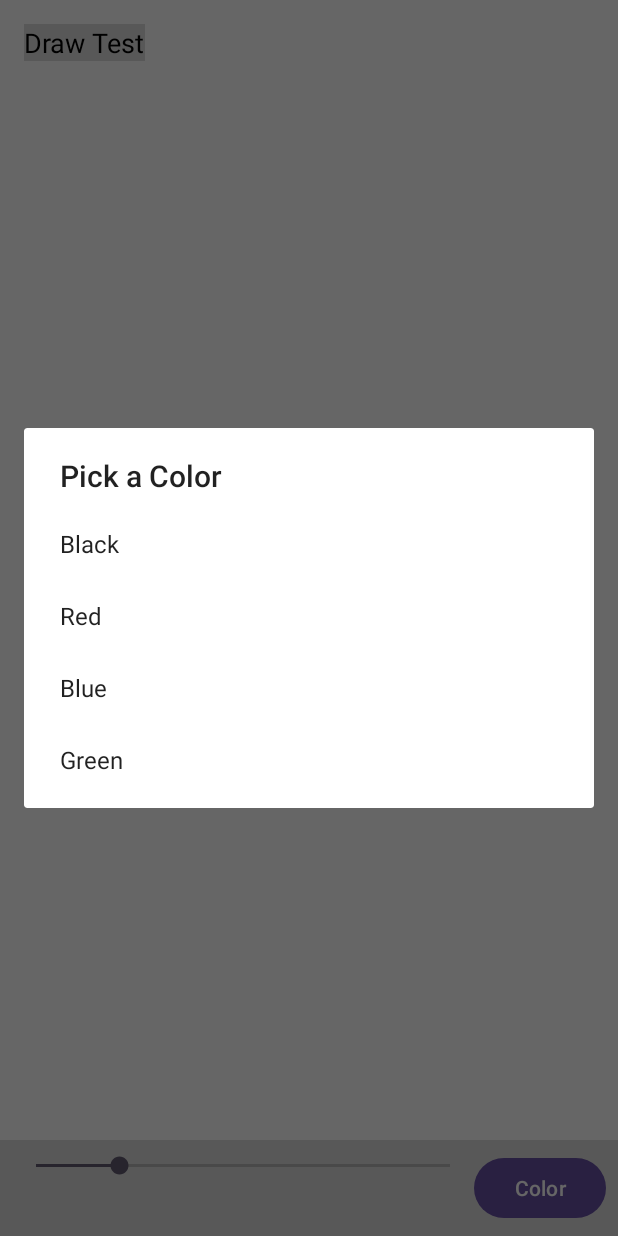
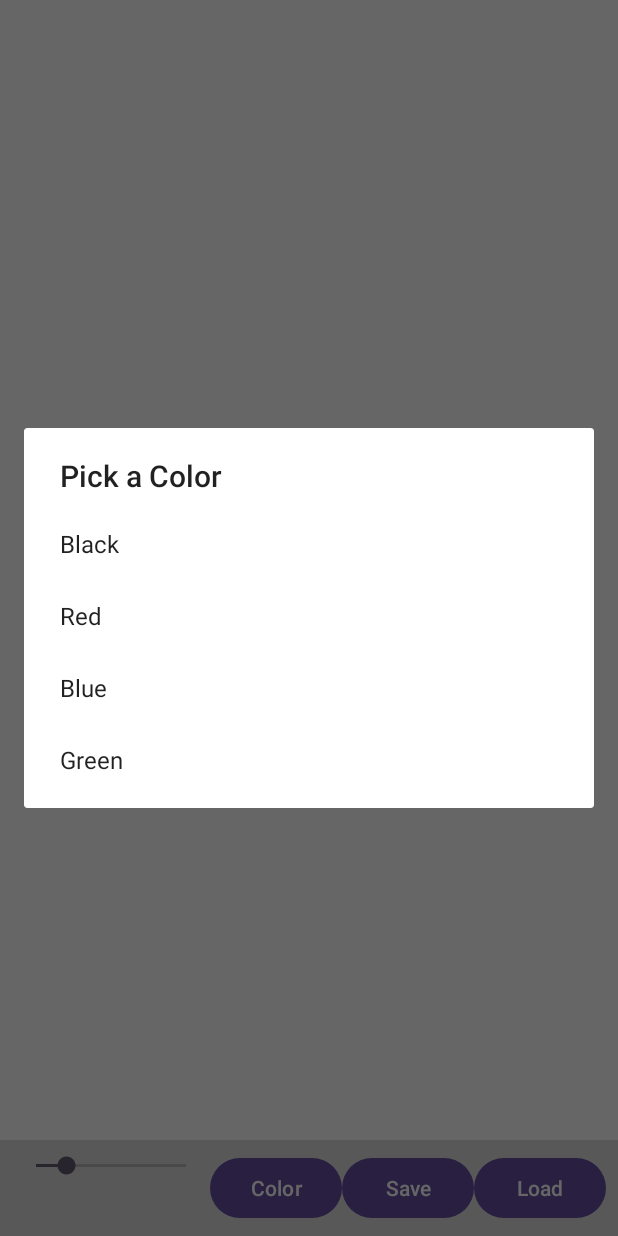
Before and after one commit to CS4530-S2025/android-drawing-project-scp, an Android app: the screen it shows after launch (DrawActivity), after a tap on "Color", on a phone screen of 412 x 824 dp. Run offline under Robolectric (Android 15) with nearby library versions, the phone set to English and light mode, and no system bars.

Commit message:
Fulfilled all the basic requirements. Drawing data is maintained when rotating the screen but we haven't made the buttons reorient yet but the assignment didn't say we needed to do that so we didn't focus on that yet. Also started working on file saving and loading, the stretch goal, but that doesn't quite work yet. Also we weren't sure how many tests to do so we just did some for basic drawing on the canvas. This is the final submission for phase 1.

```diff
--- a/app/src/main/java/com/example/drawingapp/model/CustomCanvas.kt
+++ b/app/src/main/java/com/example/drawingapp/model/CustomCanvas.kt
@@ -1,20 +1,15 @@
 package com.example.drawingapp.model
 
 import android.content.Context
-import android.graphics.Canvas
-import android.graphics.Color
-import android.graphics.Paint
-import android.graphics.Path
+import android.graphics.*
 import android.util.AttributeSet
 import android.view.MotionEvent
 import android.view.View
 
 class CustomCanvas(context: Context, attrs: AttributeSet?) : View(context, attrs) {
 
-    // Data class to hold Path and its Paint
     private data class Stroke(val path: Path, val paint: Paint)
 
-    // List to store all strokes
     private val strokes = mutableListOf<Stroke>()
     private var currentPath = Path()
     private var currentPaint = Paint().apply {
@@ -22,31 +17,29 @@ class CustomCanvas(context: Context, attrs: AttributeSet?) : View(context, attrs
         style = Paint.Style.STROKE
         strokeJoin = Paint.Join.ROUND
         strokeCap = Paint.Cap.ROUND
-        strokeWidth = 10f  // Default size
+        strokeWidth = 10f
+        color = Color.BLACK
     }
 
-    private var path: Path = Path()
-    private var brushSettings = BrushSettings()
+    private lateinit var bitmap: Bitmap
+    private lateinit var canvasBitmap: Canvas
 
-    // Update brush settings for new strokes only
-    fun updateBrush(color: Int, size: Float) {
-        currentPaint.color = color
-        currentPaint.strokeWidth = size
-    }
+    override fun onSizeChanged(width: Int, height: Int, oldWidth: Int, oldHeight: Int) {
+        super.onSizeChanged(width, height, oldWidth, oldHeight)
 
-    fun getCurrentBrushColor(): Int {
-        return currentPaint.color
+        bitmap = Bitmap.createBitmap(width, height, Bitmap.Config.ARGB_8888)
+        canvasBitmap = Canvas(bitmap)
+        canvasBitmap.drawColor(Color.WHITE)
     }
 
     override fun onDraw(canvas: Canvas) {
         super.onDraw(canvas)
 
-        // Draw all stored strokes
+        canvas.drawBitmap(bitmap, 0f, 0f, null)
         for (stroke in strokes) {
             canvas.drawPath(stroke.path, stroke.paint)
         }
 
-        // Draw the current active path
         canvas.drawPath(currentPath, currentPaint)
     }
 
@@ -58,18 +51,38 @@ class CustomCanvas(context: Context, attrs: AttributeSet?) : View(context, attrs
             MotionEvent.ACTION_DOWN -> {
                 currentPath = Path()
                 currentPath.moveTo(x, y)
-                // Create a new Paint object for this stroke
                 val newPaint = Paint(currentPaint)
                 strokes.add(Stroke(currentPath, newPaint))
             }
             MotionEvent.ACTION_MOVE -> {
                 currentPath.lineTo(x, y)
+                canvasBitmap.drawPath(currentPath, currentPaint)
             }
             MotionEvent.ACTION_UP -> {
+                currentPath.reset()
             }
         }
 
-        invalidate() // Redraw the canvas
+        invalidate()
         return true
     }
+
+    fun getBitmap(): Bitmap {
+        return bitmap.copy(Bitmap.Config.ARGB_8888, false)
+    }
+
+    fun loadBitmap(savedBitmap: Bitmap) {
+        bitmap = savedBitmap.copy(Bitmap.Config.ARGB_8888, true)
+        canvasBitmap.setBitmap(bitmap)
+        invalidate()
+    }
+
+    fun updateBrush(color: Int, size: Float) {
+        currentPaint.color = color
+        currentPaint.strokeWidth = size
+    }
+
+    fun getCurrentBrushColor(): Int {
+        return currentPaint.color
+    }
 }
--- a/app/src/main/java/com/example/drawingapp/viewmodel/DrawViewModel.kt
+++ b/app/src/main/java/com/example/drawingapp/viewmodel/DrawViewModel.kt
@@ -1,7 +1,32 @@
 package com.example.drawingapp.viewmodel
 
+import android.graphics.Bitmap
+import android.graphics.Color
+import android.graphics.Paint
 import androidx.lifecycle.ViewModel
 
 class DrawViewModel : ViewModel() {
-    // This will store brush settings and canvas updates in future
+
+    // Stores the drawing bitmap (saved when the screen rotates)
+    var drawingBitmap: Bitmap? = null
+
+    // Stores brush settings
+    var brushColor: Int = Color.BLACK
+    var brushSize: Float = 10f
+
+    // Set the brush settings
+    fun setBrush(color: Int, size: Float) {
+        brushColor = color
+        brushSize = size
+    }
+
+    // Save the current canvas bitmap
+    fun saveBitmap(bitmap: Bitmap) {
+        drawingBitmap = bitmap.copy(Bitmap.Config.ARGB_8888, false)
+    }
+
+    // Retrieve the saved bitmap
+    fun getSavedBitmap(): Bitmap? {
+        return drawingBitmap
+    }
 }
--- a/app/src/main/java/com/example/drawingapp/views/DrawActivity.kt
+++ b/app/src/main/java/com/example/drawingapp/views/DrawActivity.kt
@@ -1,30 +1,49 @@
 package com.example.drawingapp.view
 
+import android.graphics.Bitmap
 import android.os.Bundle
-import androidx.appcompat.app.AppCompatActivity
-import android.app.AlertDialog
-import android.graphics.Color
 import android.widget.Button
 import android.widget.SeekBar
+import androidx.activity.viewModels
+import androidx.appcompat.app.AppCompatActivity
 import com.example.drawingapp.R
 import com.example.drawingapp.model.CustomCanvas
+import com.example.drawingapp.model.FileHandler
+import com.example.drawingapp.viewmodel.DrawViewModel
 
 class DrawActivity : AppCompatActivity() {
 
     private lateinit var customCanvas: CustomCanvas
+    private lateinit var fileHandler: FileHandler
+
+    // Get the ViewModel (this survives screen rotations)
+    private val drawViewModel: DrawViewModel by viewModels()
 
     override fun onCreate(savedInstanceState: Bundle?) {
         super.onCreate(savedInstanceState)
         setContentView(R.layout.activity_draw)
 
         customCanvas = findViewById(R.id.drawCanvas)
+        fileHandler = FileHandler(this)
+
         val sizeSeekBar = findViewById<SeekBar>(R.id.sizeSeekBar)
         val colorButton = findViewById<Button>(R.id.colorButton)
+        val saveButton = findViewById<Button>(R.id.saveButton)
+        val loadButton = findViewById<Button>(R.id.loadButton)
+
+        // Restore saved brush settings
+        customCanvas.updateBrush(drawViewModel.brushColor, drawViewModel.brushSize)
+        sizeSeekBar.progress = drawViewModel.brushSize.toInt()
+
+        // Restore saved drawing if available
+        drawViewModel.getSavedBitmap()?.let { customCanvas.loadBitmap(it) }
 
         // Brush Size Handler
         sizeSeekBar.setOnSeekBarChangeListener(object : SeekBar.OnSeekBarChangeListener {
             override fun onProgressChanged(seekBar: SeekBar?, progress: Int, fromUser: Boolean) {
-                customCanvas.updateBrush(customCanvas.getCurrentBrushColor(), progress.toFloat())
+                val newSize = progress.toFloat()
+                customCanvas.updateBrush(customCanvas.getCurrentBrushColor(), newSize)
+                drawViewModel.setBrush(customCanvas.getCurrentBrushColor(), newSize) // ✅ Save to ViewModel
             }
 
             override fun onStartTrackingTouch(seekBar: SeekBar?) {}
@@ -34,14 +53,31 @@ class DrawActivity : AppCompatActivity() {
         // Color Picker Handler
         colorButton.setOnClickListener {
             val colors = arrayOf("Black", "Red", "Blue", "Green")
-            val colorValues = arrayOf(Color.BLACK, Color.RED, Color.BLUE, Color.GREEN)
+            val colorValues = arrayOf(android.graphics.Color.BLACK, android.graphics.Color.RED, android.graphics.Color.BLUE, android.graphics.Color.GREEN)
 
-            AlertDialog.Builder(this)
+            android.app.AlertDialog.Builder(this)
                 .setTitle("Pick a Color")
                 .setItems(colors) { _, which ->
-                    customCanvas.updateBrush(colorValues[which], sizeSeekBar.progress.toFloat())
+                    val newColor = colorValues[which]
+                    customCanvas.updateBrush(newColor, sizeSeekBar.progress.toFloat())
+                    drawViewModel.setBrush(newColor, sizeSeekBar.progress.toFloat()) // ✅ Save to ViewModel
                 }
                 .show()
         }
+
+        // Save Button
+        saveButton.setOnClickListener {
+            val bitmap: Bitmap = customCanvas.getBitmap()
+            fileHandler.saveDrawing(bitmap)
+            drawViewModel.saveBitmap(bitmap) // Save to ViewModel
+        }
+
+        // Load Button
+        loadButton.setOnClickListener {
+            fileHandler.loadDrawing()?.let {
+                customCanvas.loadBitmap(it)
+                drawViewModel.saveBitmap(it) // Save to ViewModel
+            }
+        }
     }
 }
--- a/app/src/main/res/layout/activity_draw.xml
+++ b/app/src/main/res/layout/activity_draw.xml
@@ -8,17 +8,6 @@
         android:layout_width="match_parent"
         android:layout_height="match_parent"
         android:background="#FFFFFF" />
-
-    <!-- TextView Positioned at the Top -->
-    <TextView
-        android:id="@+id/textView"
-        android:layout_width="wrap_content"
-        android:layout_height="wrap_content"
-        android:text="Draw Test"
-        android:textSize="18sp"
-        android:textColor="#000000"
-        android:layout_margin="16dp"
-        android:background="#DDDDDD"/>
 
     <LinearLayout
         android:layout_width="match_parent"
@@ -43,6 +32,20 @@
             android:layout_width="wrap_content"
             android:layout_height="wrap_content"
             android:text="Color" />
+
+        <!-- Save Button -->
+        <Button
+            android:id="@+id/saveButton"
+            android:layout_width="wrap_content"
+            android:layout_height="wrap_content"
+            android:text="Save" />
+
+        <!-- Load Button -->
+        <Button
+            android:id="@+id/loadButton"
+            android:layout_width="wrap_content"
+            android:layout_height="wrap_content"
+            android:text="Load" />
     </LinearLayout>
 
 </FrameLayout>
```
